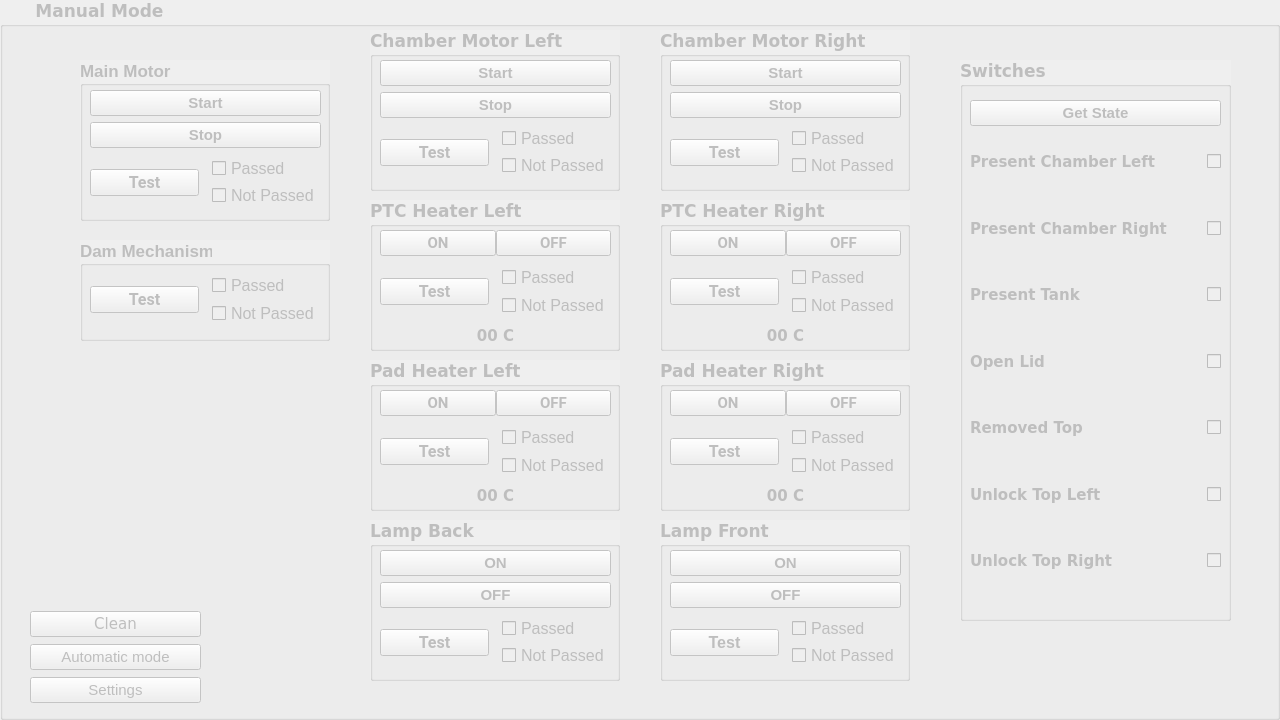
aenapple/VcDvtTestTools, file Screens/VcDvtTestTools_manual_mode.ui: the form before one commit.
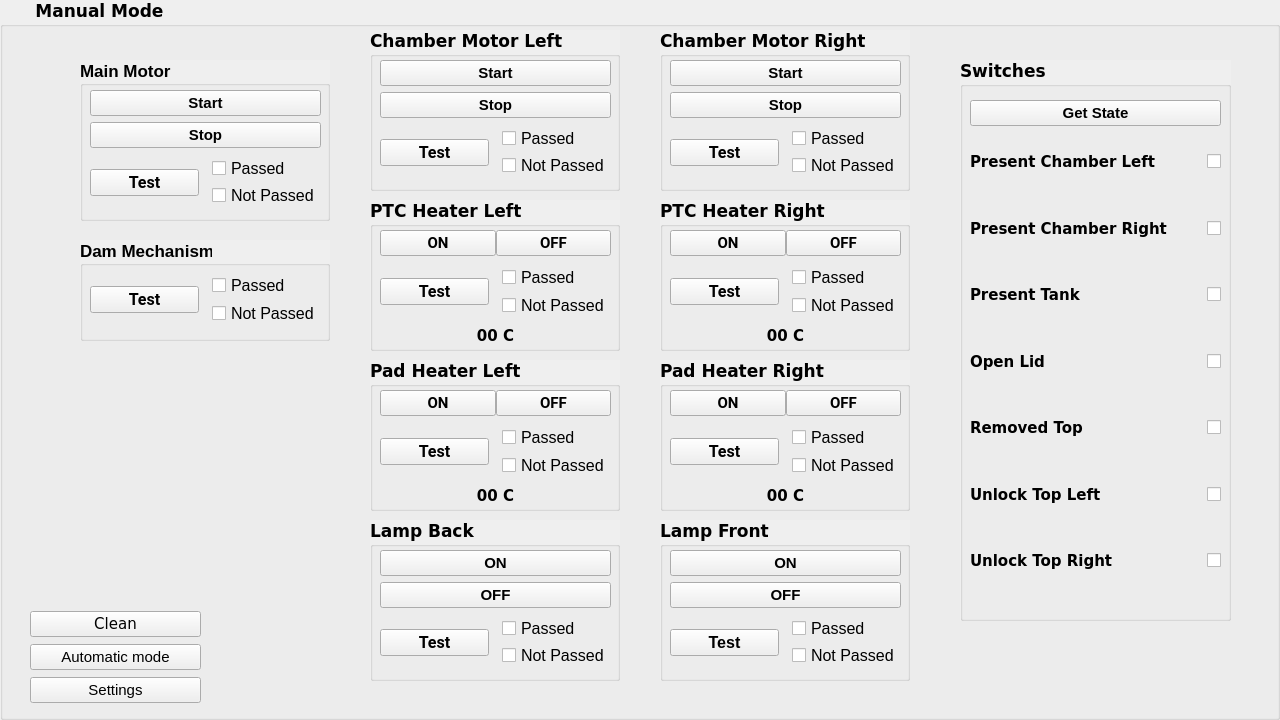
The form after the commit.

What changed in the file:
```diff
--- a/Screens/VcDvtTestTools_manual_mode.ui
+++ b/Screens/VcDvtTestTools_manual_mode.ui
@@ -15,7 +15,7 @@
   </property>
   <widget class="QGroupBox" name="grBox_manualMode">
    <property name="enabled">
-    <bool>false</bool>
+    <bool>true</bool>
    </property>
    <property name="geometry">
     <rect>
```
